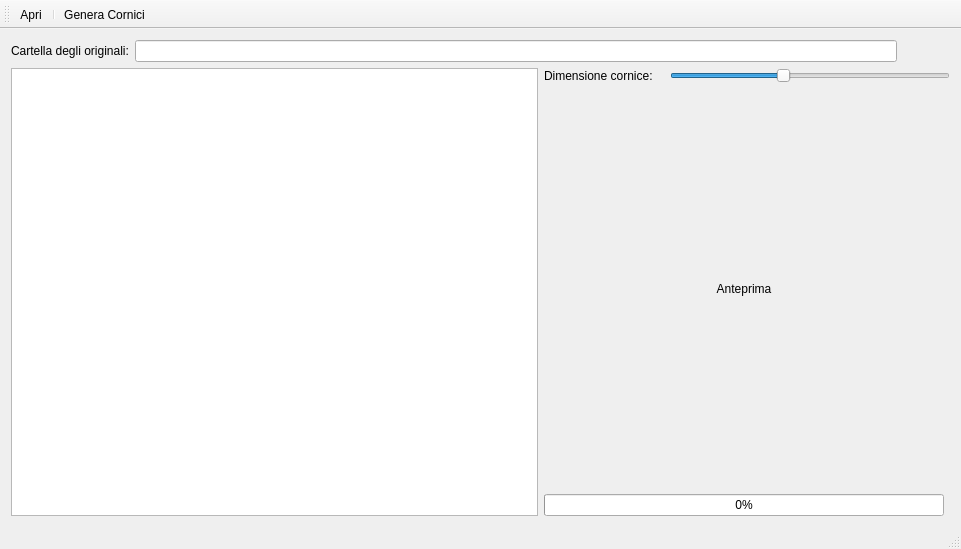
Before: the Qt Designer form mainwindow.ui in denisbilli/BMBCropper, drawn with Qt 5.
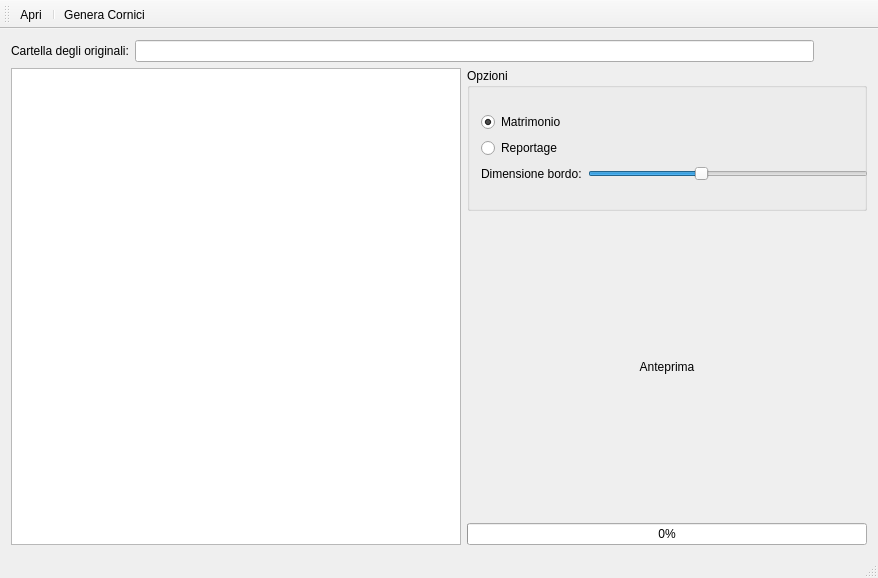
After: the same form once the commit is applied. Icons and pictures are not drawn.

Commit message: Aggiunta modalita' reportage

The edit to the form file:
```diff
--- a/mainwindow.ui
+++ b/mainwindow.ui
@@ -6,8 +6,8 @@
    <rect>
     <x>0</x>
     <y>0</y>
-    <width>961</width>
-    <height>549</height>
+    <width>866</width>
+    <height>578</height>
    </rect>
   </property>
   <property name="windowTitle">
@@ -69,6 +69,12 @@
      <layout class="QHBoxLayout" name="horizontalLayout_2">
       <item>
        <widget class="QListView" name="listView">
+        <property name="minimumSize">
+         <size>
+          <width>450</width>
+          <height>0</height>
+         </size>
+        </property>
         <property name="viewMode">
          <enum>QListView::ListMode</enum>
         </property>
@@ -83,6 +89,40 @@
          <enum>QLayout::SetFixedSize</enum>
         </property>
         <item>
+         <widget class="QGroupBox" name="groupBox">
+          <property name="minimumSize">
+           <size>
+            <width>200</width>
+            <height>0</height>
+           </size>
+          </property>
+          <property name="title">
+           <string>Opzioni</string>
+          </property>
+          <layout class="QVBoxLayout" name="verticalLayout_4">
+           <item>
+            <layout class="QVBoxLayout" name="verticalLayout_3">
+             <item>
+              <widget class="QRadioButton" name="radioButton">
+               <property name="text">
+                <string>Matrimonio</string>
+               </property>
+               <property name="checked">
+                <bool>true</bool>
+               </property>
+              </widget>
+             </item>
+             <item>
+              <widget class="QRadioButton" name="radioButton_2">
+               <property name="text">
+                <string>Reportage</string>
+               </property>
+               <property name="checked">
+                <bool>false</bool>
+               </property>
+              </widget>
+             </item>
+             <item>
          <layout class="QHBoxLayout" name="horizontalLayout_3">
           <item>
            <widget class="QLabel" name="label_3">
@@ -93,12 +133,18 @@
              </size>
             </property>
             <property name="text">
-             <string>Dimensione cornice:</string>
+                  <string>Dimensione bordo:</string>
             </property>
            </widget>
           </item>
           <item>
            <widget class="QSlider" name="frameSize">
+                 <property name="minimumSize">
+                  <size>
+                   <width>280</width>
+                   <height>0</height>
+                  </size>
+                 </property>
             <property name="maximumSize">
              <size>
               <width>280</width>
@@ -116,7 +162,25 @@
             </property>
            </widget>
           </item>
-         </layout>
+               <item>
+                <spacer name="horizontalSpacer_2">
+                 <property name="orientation">
+                  <enum>Qt::Horizontal</enum>
+                 </property>
+                 <property name="sizeHint" stdset="0">
+                  <size>
+                   <width>40</width>
+                   <height>20</height>
+                  </size>
+                 </property>
+                </spacer>
+               </item>
+              </layout>
+             </item>
+            </layout>
+           </item>
+          </layout>
+         </widget>
         </item>
         <item>
          <widget class="QLabel" name="lblPreview">
```
Left out of the diff: 4 changed lines with no effect on the pictures. Lines whose indentation alone changed are shown as unchanged. The commit also changes 20 other files.
